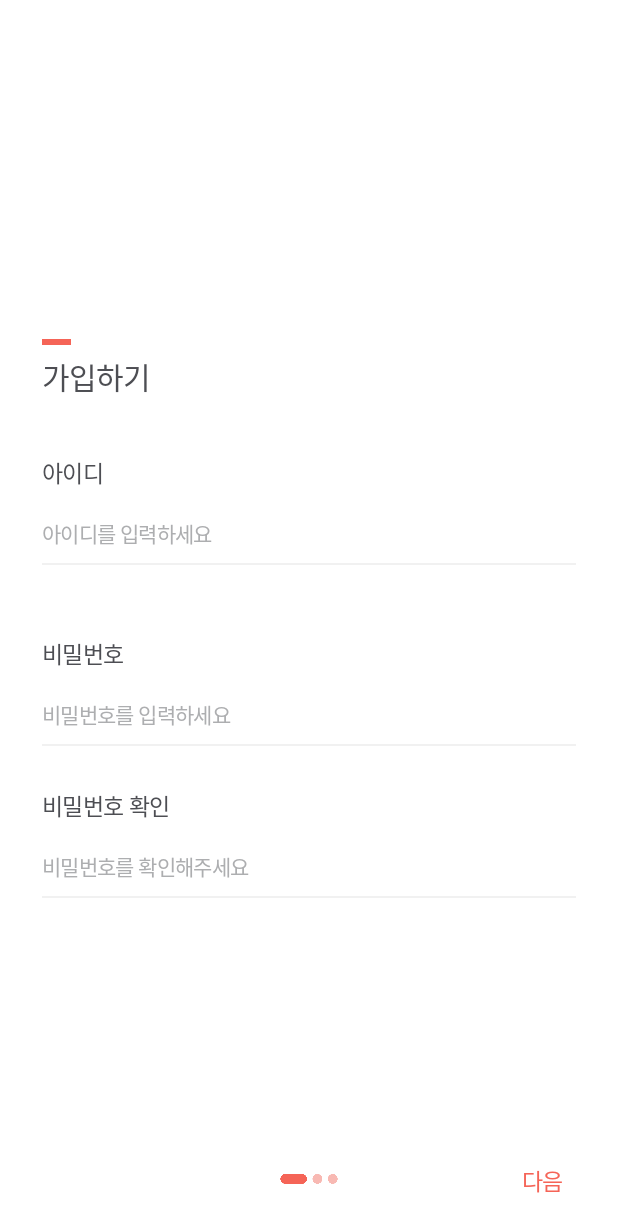
After one commit to TEAM-LINKIT/LINKIT_Android, an Android app: the SignUpActivity screen opened directly, with no data from a screen before it, on a phone screen of 412 x 824 dp. The commit adds this screen. Shown: the top 1232 px of the screen. Run offline under Robolectric (Android 15) with nearby library versions, the phone set to English and light mode, and no system bars.

Commit message:
[feat] 회원가입 - 아이디 및 비밀번호 입력 뷰 레이아웃 구현

```diff
--- a/app/src/main/AndroidManifest.xml
+++ b/app/src/main/AndroidManifest.xml
@@ -11,7 +11,9 @@
         android:roundIcon="@mipmap/ic_launcher_round"
         android:supportsRtl="true"
         android:theme="@style/Theme.LINKIT_Android">
-        <activity android:name=".login.LoginActivity"
+        <activity android:name=".signup.SignUpActivity"></activity>
+        <activity
+            android:name=".login.LoginActivity"
             android:theme="@style/Theme.RedTheme" />
         <activity
             android:name=".chatting.ui.ChatRoomActivity"
--- /dev/null
+++ b/app/src/main/java/com/example/linkit_android/signup/SignUpActivity.kt
@@ -0,0 +1,16 @@
+package com.example.linkit_android.signup
+
+import androidx.appcompat.app.AppCompatActivity
+import android.os.Bundle
+import com.example.linkit_android.databinding.ActivitySignUpBinding
+
+class SignUpActivity : AppCompatActivity() {
+    private lateinit var binding: ActivitySignUpBinding
+
+    override fun onCreate(savedInstanceState: Bundle?) {
+        super.onCreate(savedInstanceState)
+        binding = ActivitySignUpBinding.inflate(layoutInflater)
+        val view = binding.root
+        setContentView(view)
+    }
+}
--- /dev/null
+++ b/app/src/main/res/layout/activity_sign_up.xml
@@ -0,0 +1,201 @@
+<?xml version="1.0" encoding="utf-8"?>
+<androidx.constraintlayout.widget.ConstraintLayout xmlns:android="http://schemas.android.com/apk/res/android"
+    xmlns:app="http://schemas.android.com/apk/res-auto"
+    xmlns:tools="http://schemas.android.com/tools"
+    android:layout_width="match_parent"
+    android:layout_height="match_parent"
+    tools:context=".signup.SignUpActivity">
+
+    <androidx.constraintlayout.widget.ConstraintLayout
+        android:id="@+id/constraintLayout12"
+        android:layout_width="match_parent"
+        android:layout_height="wrap_content"
+        app:layout_constraintBottom_toBottomOf="parent"
+        app:layout_constraintTop_toTopOf="parent">
+
+        <View
+            android:id="@+id/view8"
+            android:layout_width="19dp"
+            android:layout_height="4dp"
+            android:layout_marginStart="28dp"
+            android:layout_marginLeft="28dp"
+            android:background="@color/red_main"
+            app:layout_constraintStart_toStartOf="parent"
+            app:layout_constraintTop_toTopOf="parent" />
+
+        <TextView
+            android:id="@+id/textView18"
+            android:layout_width="wrap_content"
+            android:layout_height="wrap_content"
+            android:layout_marginTop="6dp"
+            android:fontFamily="@font/notosanskrbold"
+            android:includeFontPadding="false"
+            android:letterSpacing="-0.03"
+            android:text="가입하기"
+            android:textColor="@color/black_content"
+            android:textSize="20dp"
+            app:layout_constraintStart_toStartOf="@+id/view8"
+            app:layout_constraintTop_toBottomOf="@+id/view8" />
+
+        <TextView
+            android:id="@+id/textView19"
+            android:layout_width="wrap_content"
+            android:layout_height="wrap_content"
+            android:layout_marginTop="37dp"
+            android:fontFamily="@font/notosanskrmedium"
+            android:includeFontPadding="false"
+            android:letterSpacing="-0.03"
+            android:text="아이디"
+            android:textColor="@color/black_content"
+            android:textSize="15dp"
+            app:layout_constraintStart_toStartOf="@+id/textView18"
+            app:layout_constraintTop_toBottomOf="@+id/textView18" />
+
+        <EditText
+            android:id="@+id/et_id"
+            android:layout_width="0dp"
+            android:layout_height="wrap_content"
+            android:layout_marginTop="19dp"
+            android:background="@null"
+            android:fontFamily="@font/notosanskrregular"
+            android:hint="아이디를 입력하세요 "
+            android:includeFontPadding="false"
+            android:inputType="text"
+            android:letterSpacing="-0.03"
+            android:textColor="@color/black_content"
+            android:textColorHint="@color/gray_content"
+            android:textSize="14dp"
+            app:layout_constraintStart_toStartOf="@+id/textView19"
+            app:layout_constraintTop_toBottomOf="@+id/textView19" />
+
+        <View
+            android:id="@+id/view9"
+            android:layout_width="0dp"
+            android:layout_height="1dp"
+            android:layout_marginTop="9dp"
+            android:layout_marginEnd="28dp"
+            android:layout_marginRight="28dp"
+            android:background="@color/gray_underline"
+            app:layout_constraintEnd_toEndOf="parent"
+            app:layout_constraintStart_toStartOf="@+id/et_id"
+            app:layout_constraintTop_toBottomOf="@+id/et_id" />
+
+        <TextView
+            android:id="@+id/textView20"
+            android:layout_width="wrap_content"
+            android:layout_height="wrap_content"
+            android:layout_marginTop="47dp"
+            android:fontFamily="@font/notosanskrmedium"
+            android:includeFontPadding="false"
+            android:letterSpacing="-0.03"
+            android:text="비밀번호"
+            android:textColor="@color/black_content"
+            android:textSize="15dp"
+            app:layout_constraintStart_toStartOf="@+id/view9"
+            app:layout_constraintTop_toBottomOf="@+id/view9" />
+
+        <EditText
+            android:id="@+id/et_pwd"
+            android:layout_width="0dp"
+            android:layout_height="wrap_content"
+            android:layout_marginTop="19dp"
+            android:background="@null"
+            android:fontFamily="@font/notosanskrregular"
+            android:hint="비밀번호를 입력하세요 "
+            android:includeFontPadding="false"
+            android:inputType="textPassword"
+            android:letterSpacing="-0.03"
+            android:textColor="@color/black_content"
+            android:textColorHint="@color/gray_content"
+            android:textSize="14dp"
+            app:layout_constraintStart_toStartOf="@+id/textView20"
+            app:layout_constraintTop_toBottomOf="@+id/textView20" />
+
+        <View
+            android:id="@+id/view10"
+            android:layout_width="0dp"
+            android:layout_height="1dp"
+            android:layout_marginTop="9dp"
+            android:layout_marginEnd="28dp"
+            android:layout_marginRight="28dp"
+            android:background="@color/gray_underline"
+            app:layout_constraintEnd_toEndOf="parent"
+            app:layout_constraintStart_toStartOf="@+id/et_pwd"
+            app:layout_constraintTop_toBottomOf="@+id/et_pwd" />
+
+        <TextView
+            android:id="@+id/textView21"
+            android:layout_width="wrap_content"
+            android:layout_height="wrap_content"
+            android:layout_marginTop="28dp"
+            android:fontFamily="@font/notosanskrmedium"
+            android:includeFontPadding="false"
+            android:letterSpacing="-0.03"
+            android:text="비밀번호 확인"
+            android:textColor="@color/black_content"
+            android:textSize="15dp"
+            app:layout_constraintStart_toStartOf="@+id/view10"
+            app:layout_constraintTop_toBottomOf="@+id/view10" />
+
+        <EditText
+            android:id="@+id/et_pwd2"
+            android:layout_width="0dp"
+            android:layout_height="wrap_content"
+            android:layout_marginTop="19dp"
+            android:background="@null"
+            android:fontFamily="@font/notosanskrregular"
+            android:hint="비밀번호를 확인해주세요"
+            android:includeFontPadding="false"
+            android:inputType="textPassword"
+            android:letterSpacing="-0.03"
+            android:textColor="@color/black_content"
+            android:textColorHint="@color/gray_content"
+            android:textSize="14dp"
+            app:layout_constraintStart_toStartOf="@+id/textView21"
+            app:layout_constraintTop_toBottomOf="@+id/textView21" />
+
+        <View
+            android:id="@+id/view11"
+            android:layout_width="0dp"
+            android:layout_height="1dp"
+            android:layout_marginTop="9dp"
+            android:layout_marginEnd="28dp"
+            android:layout_marginRight="28dp"
+            android:background="@color/gray_underline"
+            app:layout_constraintEnd_toEndOf="parent"
+            app:layout_constraintStart_toStartOf="@+id/et_pwd2"
+            app:layout_constraintTop_toBottomOf="@+id/et_pwd2" />
+    </androidx.constraintlayout.widget.ConstraintLayout>
+
+    <ImageView
+        android:id="@+id/imageView9"
+        android:layout_width="0dp"
+        android:layout_height="0dp"
+        android:layout_marginBottom="33dp"
+        android:src="@drawable/indicator_1"
+        app:layout_constraintBottom_toBottomOf="parent"
+        app:layout_constraintDimensionRatio="1:0.17"
+        app:layout_constraintEnd_toEndOf="parent"
+        app:layout_constraintStart_toStartOf="parent"
+        app:layout_constraintWidth_percent="0.113" />
+
+    <TextView
+        android:layout_width="wrap_content"
+        android:layout_height="wrap_content"
+        android:layout_marginStart="109dp"
+        android:layout_marginLeft="109dp"
+        android:layout_marginEnd="26dp"
+        android:layout_marginRight="26dp"
+        android:fontFamily="@font/notosanskrmedium"
+        android:includeFontPadding="false"
+        android:letterSpacing="-0.03"
+        android:text="다음"
+        android:textColor="@color/red_main"
+        android:textSize="15dp"
+        app:layout_constraintBottom_toBottomOf="@+id/imageView9"
+        app:layout_constraintEnd_toEndOf="parent"
+        app:layout_constraintStart_toEndOf="@+id/imageView9"
+        app:layout_constraintTop_toTopOf="@+id/imageView9" />
+
+
+</androidx.constraintlayout.widget.ConstraintLayout>
--- a/app/src/main/res/values/colors.xml
+++ b/app/src/main/res/values/colors.xml
@@ -26,4 +26,5 @@
     <color name="gray_login">#F9F9F9</color>
     <color name="gray_stepper">#D7D7D7</color>
     <color name="gray_stepper_divider">#F6F6F6</color>
+    <color name="gray_underline">#F1F1F1</color>
 </resources>
```
Also changed, not shown: app/src/main/res/drawable/indicator_1.png (added).
